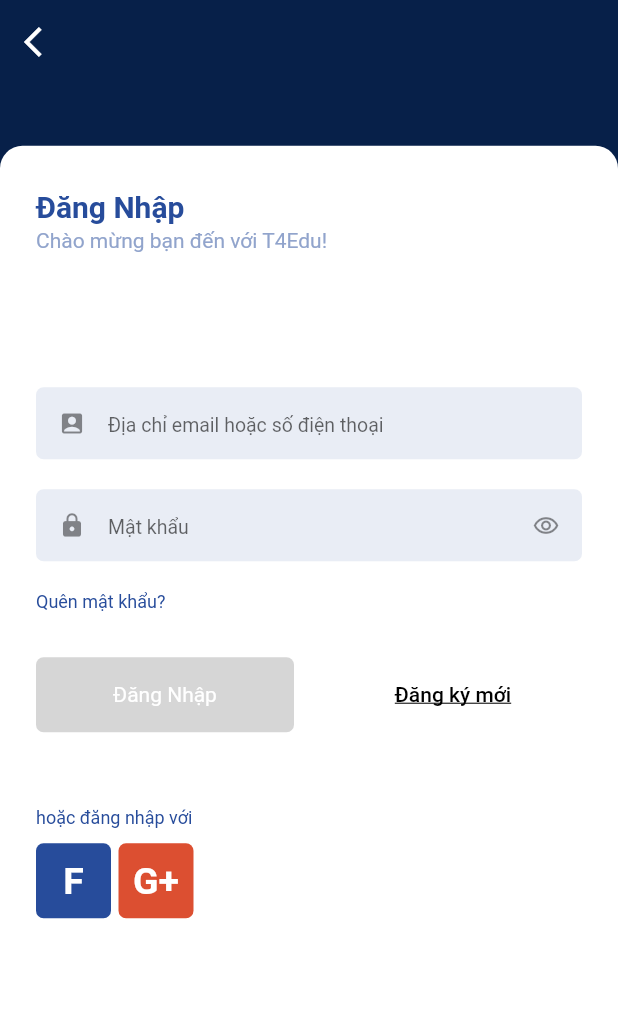
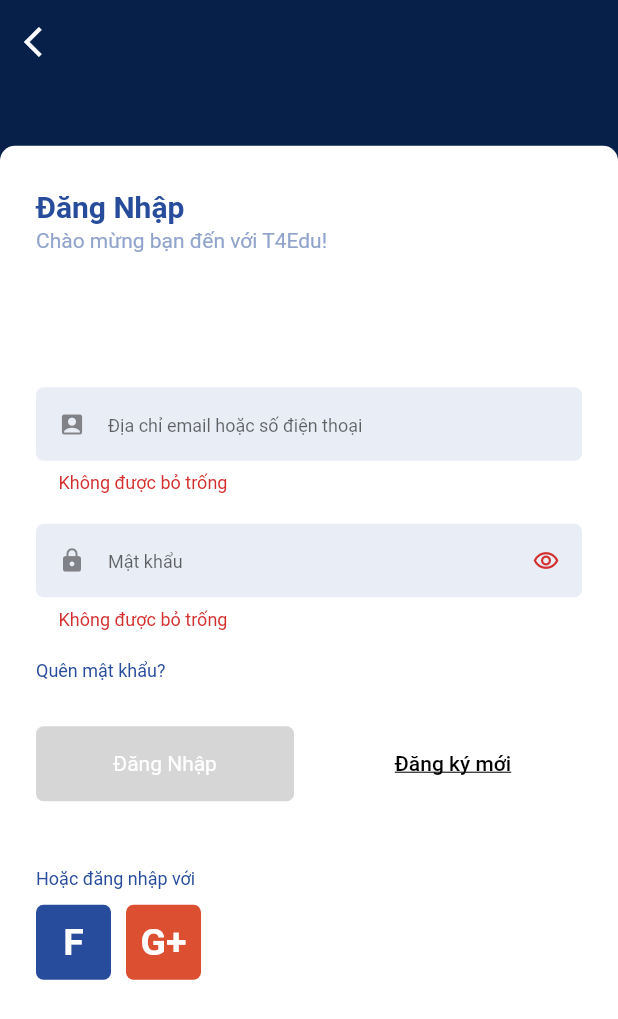
Before and after one commit to tiendungtsptvn/T2EDU, a Flutter app: the screen it shows after launch, on a phone screen of 412 x 824 dp. Shown: the top 1019 px of the screen. Run offline on Flutter 3.47's test engine with Material 2 defaults, Android fonts, the phone set to English and light mode, and no system bars; drawn by our look-alikes of pull_to_refresh; our stand-ins replace connectivity, cookie_jar, data_connection_checker, dio, dio_cookie_manager, easy_localization and 6 more.

Commit message:
Hoàn thiện UI theo yêu cầu nghiệp vụ 95%, Logic: gọi api nhưng chưa sửa được lỗi data was call on null\

```diff
--- a/assets/translations/en.json
+++ b/assets/translations/en.json
@@ -10,5 +10,7 @@
   "hintPassword": "Password",
   "forgotPassword": "Forgot your password?",
   "signup": "Sign up",
-  "orLoginWith": "or login with"
+  "orLoginWith": "Or login with",
+  "canNotBeEmpty": "This field can't be empty",
+  "passwordAtLeast": "Password contains at least 5 characters"
 }
--- a/assets/translations/vi.json
+++ b/assets/translations/vi.json
@@ -10,5 +10,7 @@
   "hintPassword": "Mật khẩu",
   "forgotPassword": "Quên mật khẩu?",
   "signup": "Đăng ký mới",
-  "orLoginWith": "hoặc đăng nhập với"
+  "orLoginWith": "Hoặc đăng nhập với",
+  "canNotBeEmpty": "Không được bỏ trống",
+  "passwordAtLeast": "Mật khẩu chứa ít nhất 5 ký tự"
 }
--- a/lib/config/config.dart
+++ b/lib/config/config.dart
@@ -1,7 +1,7 @@
 
 class AppConfig{
-  String get baseUrl => "https://bu.thieuu.me/api/v1";
-  String get account => "https://bu.thieuu.me/api/v1";
+  String get baseUrl => "http://35.240.198.195:8080/api/author";
+  String get account => "http://35.240.198.195:8080/api/author";
   String get task => "https://bu.thieuu.me/api/v1";
   String get setting => "https://bu.thieuu.me/api/v1";
 
--- a/lib/domain/repository/account_repository.dart
+++ b/lib/domain/repository/account_repository.dart
@@ -1,3 +1,5 @@
 
 
-abstract class AccountRepository {}
+abstract class AccountRepository {
+  Future <void> userLogin(String username, String password);
+}
--- a/lib/global/app_routes.dart
+++ b/lib/global/app_routes.dart
@@ -26,7 +26,7 @@
       case mainPage:
         return MainPage();
       case login:
-        return Login();
+        return LoginPage();
       default:
         throw 'Route $routeName is not defined';
     }
--- a/lib/page/login/login.dart
+++ b/lib/page/login/login.dart
@@ -1,22 +1,20 @@
-
 
 import 'dart:io';
 import 'package:easy_localization/easy_localization.dart';
 import 'package:flutter/cupertino.dart';
-import 'package:flutter/gestures.dart';
 import 'package:flutter/material.dart';
 import 'package:t4edu_source_source/global/app_color.dart';
 import 'package:t4edu_source_source/page/login/login_bloc.dart';
 import 'package:t4edu_source_source/translations/locale_keys.g.dart';
 
-class Login extends StatefulWidget{
+class LoginPage extends StatefulWidget{
   @override
-  _LoginState createState() => _LoginState();
+  _LoginPageState createState() => _LoginPageState();
 }
-class _LoginState extends State<Login>{
+class _LoginPageState extends State<LoginPage>{
 
-  TextEditingController usernameController = TextEditingController();
-  TextEditingController passwordController = TextEditingController();
+  TextEditingController _usernameController = TextEditingController();
+  TextEditingController _passwordController = TextEditingController();
   GlobalKey<FormState> _key = GlobalKey();
   LoginBloc _loginBloc;
 
@@ -24,6 +22,11 @@
   void initState() {
     super.initState();
     _loginBloc = LoginBloc();
+  }
+  @override
+  void dispose() {
+    super.dispose();
+    _loginBloc.dispose();
   }
 
   @override
@@ -41,6 +44,7 @@
           leading: IconButton(
             icon: Icon(Icons.arrow_back_ios),
             onPressed: (){
+              /// Navigate to previous Screen
             },
           ),
           elevation: 0.0,
@@ -51,12 +55,12 @@
           decoration: BoxDecoration(
             color: AppColors.white,
             borderRadius: BorderRadius.only(
-              topLeft: Radius.circular(15),
-              topRight: Radius.circular(15)
+              topLeft: Radius.circular(10),
+              topRight: Radius.circular(10)
             )
           ),
           child: Padding(
-            padding: EdgeInsets.all(24),
+            padding: EdgeInsets.only(top: 24, left: 24, right: 24, bottom: 0),
             child: _buildBody(),
           ),
         )
@@ -77,11 +81,12 @@
           SizedBox(height: 20),
           textFieldPassword(),
           SizedBox(height: 20),
-          fogotPassword(),
-          SizedBox(height: 30,),
+          forgotPassword(),
+          SizedBox(height: 30),
           logAndSign(),
-          SizedBox(height: 50,),
-          otherLoginMethods()
+          SizedBox(height: 45),
+          otherLoginMethods(),
+          SizedBox(height: 24)
         ],
       ),
     );
@@ -110,10 +115,10 @@
   }
 
   Widget textFieldUsername(){
-    return Container(
-      height: 48,
-      child: TextField(
-        keyboardType: _getTextInput(),
+    return Padding(
+      padding: EdgeInsets.only(bottom: 0),
+      child: TextFormField(
+        controller: _usernameController,
         decoration: InputDecoration(
           border: OutlineInputBorder(
             borderRadius: BorderRadius.circular(5),
@@ -127,13 +132,24 @@
           ),
           hintText: LocaleKeys.hintUsername.tr(),
           hintStyle: TextStyle(
-            fontSize: 13
-          )
+            fontSize: 12
+          ),
+          contentPadding: EdgeInsets.all(15),
+          counterText: ""
         ),
         onChanged: (value){
           _loginBloc.usernameValueSink.add(value);
           _loginBloc.updateStateButton();
         },
+        validator: (_){
+          if(_usernameController.text.length == 0){
+            return LocaleKeys.canNotBeEmpty.tr();
+          }
+          else
+            return null;
+        },
+        autovalidateMode: AutovalidateMode.always,
+        maxLength: 255,
       ),
     );
   }
@@ -147,8 +163,8 @@
   }
 
   Widget textFieldPassword(){
-    return Container(
-      height: 48,
+    return Padding(
+      padding: EdgeInsets.only(bottom: 0),
       child: StreamBuilder<bool>(
         stream: _loginBloc.obscureTextValueStream,
         builder: (context, snapshot){
@@ -156,7 +172,8 @@
             return Container();
           }
           return snapshot.data
-            ? TextField(
+            ? TextFormField(
+              controller: _passwordController,
               keyboardType: _getTextInput(),
               decoration: InputDecoration(
                 border: OutlineInputBorder(
@@ -171,7 +188,7 @@
                 ),
                 hintText: LocaleKeys.hintPassword.tr(),
                 hintStyle: TextStyle(
-                    fontSize: 13
+                    fontSize: 12
                 ),
                 suffixIcon: IconButton(
                   icon: Icon(
@@ -182,14 +199,29 @@
                     _loginBloc.updateStatePassword(true);
                   },
                 ),
+                contentPadding: EdgeInsets.all(15),
+                counterText: ""
               ),
               obscureText: true,
               onChanged: (value){
                 _loginBloc.passwordValueSink.add(value);
                 _loginBloc.updateStateButton();
               },
+              validator: (_){
+                if(_passwordController.text.length == 0){
+                  return LocaleKeys.canNotBeEmpty.tr();
+                }
+                else if(_passwordController.text.length < 5){
+                  return LocaleKeys.passwordAtLeast.tr();
+                }
+                else
+                  return null;
+              },
+              autovalidateMode: AutovalidateMode.always,
+              maxLength: 100,
             )
-            : TextField(
+            : TextFormField(
+              controller: _passwordController,
               keyboardType: _getTextInput(),
               decoration: InputDecoration(
                 border: OutlineInputBorder(
@@ -214,20 +246,34 @@
                   onPressed: (){
                     _loginBloc.updateStatePassword(false);
                   },
-                )
+                ),
+                contentPadding: EdgeInsets.all(15),
+                counterText: ""
               ),
               obscureText: false,
               onChanged: (value){
                 _loginBloc.passwordValueSink.add(value);
                 _loginBloc.updateStateButton();
               },
+              validator: (_){
+                if(_passwordController.text.length == 0){
+                  return LocaleKeys.canNotBeEmpty.tr();
+              }
+              else if(_passwordController.text.length < 5){
+                return LocaleKeys.passwordAtLeast.tr();
+              }
+              else
+                return null;
+              },
+              autovalidateMode: AutovalidateMode.always,
+              maxLength: 100,
             );
         }
       ),
     );
   }
 
-  Widget fogotPassword(){
+  Widget forgotPassword(){
     return Container(
       alignment: Alignment.topLeft,
       child: InkWell(
@@ -239,7 +285,7 @@
           ),
         ),
         onTap: (){
-
+          /// Navigate to ForgotPasswordScreen
         },
       )
     );
@@ -259,7 +305,10 @@
                 }
                 return snapshot.data
                 ? InkWell(
-                    onTap: (){},
+                    onTap: () async {
+                      await _loginBloc.userLogin();
+                      /// Navigate
+                    },
                     child: Container(
                       decoration: BoxDecoration(
                         borderRadius: BorderRadius.circular(5),
@@ -313,7 +362,7 @@
 
                 ),
                 onPressed: (){
-
+                  /// Navigate to SignUpScreen
                 },
               ),
             ),
@@ -359,7 +408,7 @@
                   ),
                 ),
               ),
-              SizedBox(width: 5,),
+              SizedBox(width: 10,),
               Container(
                 decoration: BoxDecoration(
                     borderRadius: BorderRadius.circular(5),
@@ -385,4 +434,5 @@
     );
   }
 
+
 }
--- a/lib/source/api/api_response.dart
+++ b/lib/source/api/api_response.dart
@@ -1,13 +1,11 @@
 class ApiResponse {
   String message;
   String errorCode;
-  String appVersion;
   dynamic data;
 
   ApiResponse.fromJson(Map<String, dynamic> json)
       :
         errorCode = json['errorCode'] as String,
         message = json['message'] as String,
-        appVersion = json['appVersion'] as String,
         data = json['data'];
 }
```
Also changed, not shown: lib/data/repository/account_repository.dart (+26 -0 lines), lib/page/login/login_bloc.dart (+16 -2 lines), lib/translations/codegen_loader.g.dart, lib/translations/locale_keys.g.dart.
